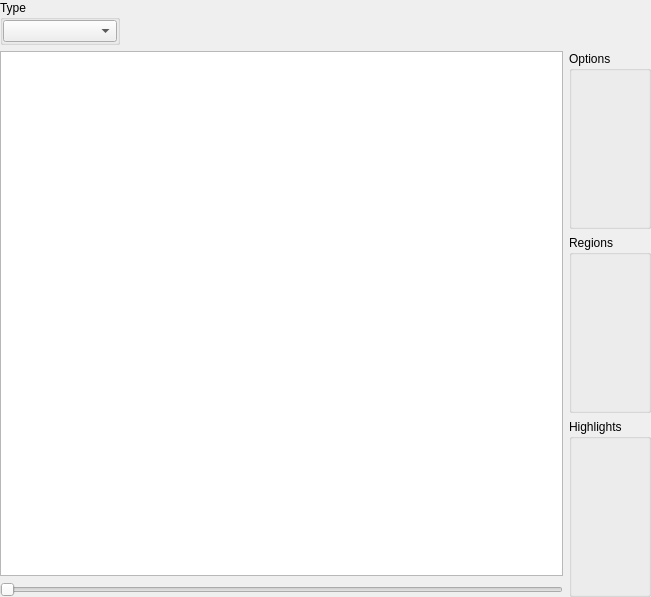
Qt form xvisualizationwidget.ui (horsicq/XVisualizationWidget) before a commit.
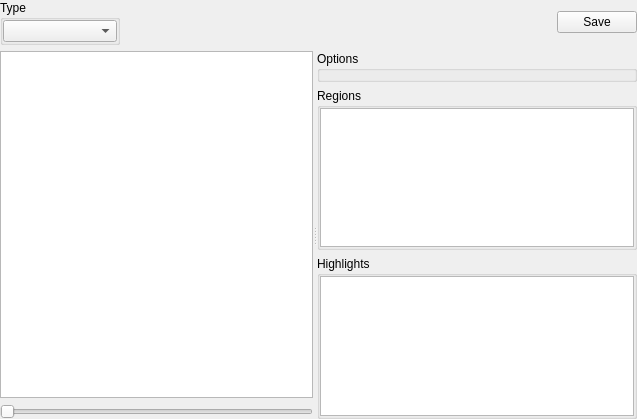
The same form after that commit.

The edit to the form file:
```diff
--- a/xvisualizationwidget.ui
+++ b/xvisualizationwidget.ui
@@ -6,8 +6,8 @@
    <rect>
     <x>0</x>
     <y>0</y>
-    <width>651</width>
-    <height>597</height>
+    <width>637</width>
+    <height>419</height>
    </rect>
   </property>
   <property name="windowTitle">
@@ -71,14 +71,31 @@
        </property>
       </spacer>
      </item>
+     <item>
+      <widget class="QPushButton" name="pushButtonVisualizationSave">
+       <property name="text">
+        <string>Save</string>
+       </property>
+      </widget>
+     </item>
     </layout>
    </item>
    <item>
-    <layout class="QHBoxLayout" name="horizontalLayout_2">
-     <item>
+    <widget class="QSplitter" name="splitterVisualization">
+     <property name="orientation">
+      <enum>Qt::Horizontal</enum>
+     </property>
+     <widget class="QWidget" name="">
       <layout class="QVBoxLayout" name="verticalLayout_3">
        <item>
-        <widget class="QGraphicsView" name="graphicsViewResult"/>
+        <widget class="QGraphicsView" name="graphicsViewResult">
+         <property name="sizePolicy">
+          <sizepolicy hsizetype="Expanding" vsizetype="Expanding">
+           <horstretch>0</horstretch>
+           <verstretch>0</verstretch>
+          </sizepolicy>
+         </property>
+        </widget>
        </item>
        <item>
         <widget class="QSlider" name="horizontalSliderZoom">
@@ -88,8 +105,8 @@
         </widget>
        </item>
       </layout>
-     </item>
-     <item>
+     </widget>
+     <widget class="QWidget" name="">
       <layout class="QVBoxLayout" name="verticalLayout_2">
        <item>
         <widget class="QGroupBox" name="groupBoxOptions">
@@ -103,6 +120,23 @@
          <property name="title">
           <string>Regions</string>
          </property>
+         <layout class="QVBoxLayout" name="verticalLayout_5">
+          <property name="leftMargin">
+           <number>0</number>
+          </property>
+          <property name="topMargin">
+           <number>0</number>
+          </property>
+          <property name="rightMargin">
+           <number>0</number>
+          </property>
+          <property name="bottomMargin">
+           <number>0</number>
+          </property>
+          <item>
+           <widget class="QListWidget" name="listWidgetRegions"/>
+          </item>
+         </layout>
         </widget>
        </item>
        <item>
@@ -110,11 +144,28 @@
          <property name="title">
           <string>Highlights</string>
          </property>
+         <layout class="QVBoxLayout" name="verticalLayout_6">
+          <property name="leftMargin">
+           <number>0</number>
+          </property>
+          <property name="topMargin">
+           <number>0</number>
+          </property>
+          <property name="rightMargin">
+           <number>0</number>
+          </property>
+          <property name="bottomMargin">
+           <number>0</number>
+          </property>
+          <item>
+           <widget class="QListWidget" name="listWidgetHighlights"/>
+          </item>
+         </layout>
         </widget>
        </item>
       </layout>
-     </item>
-    </layout>
+     </widget>
+    </widget>
    </item>
   </layout>
  </widget>
```
